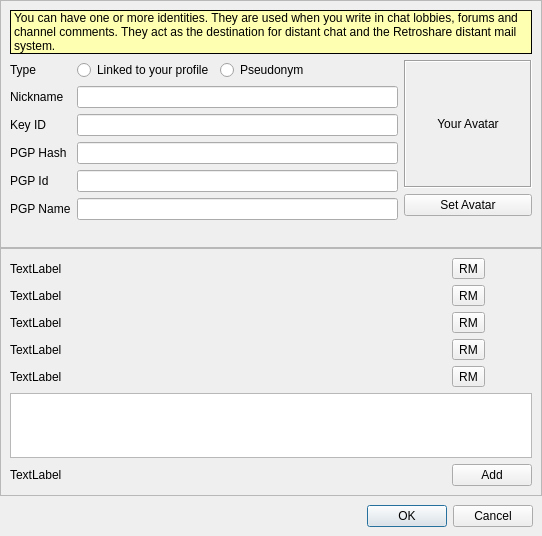
This is retroshare-gui/src/gui/Identity/IdEditDialog.ui in RetroShare/RetroShare as Qt 5 draws it before an edit. The edited form follows.
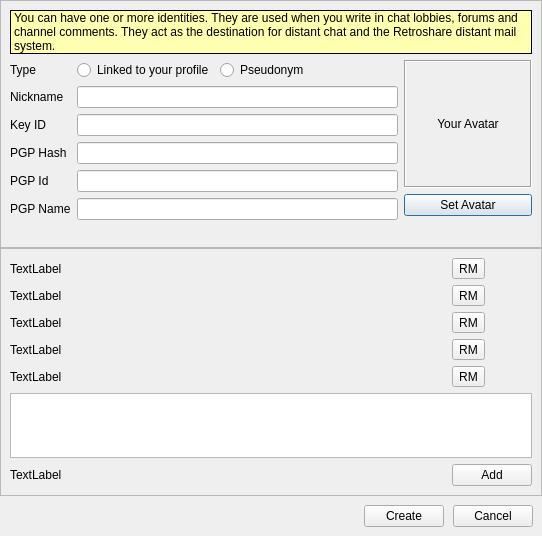
This is the edited form. Icons and pictures are not drawn. Custom widgets are drawn as their Qt base class.

Commit message:
Changed the buttons to use QPushButton which is easier with stylesheets
* Changed the buttons to use QPushButton which is easier with stylesheets
* Use standard strings Create or Post or Update ( not more OK or Send)
*Added default stylesheet colors for Create & Post Buttons

```diff
--- a/retroshare-gui/src/gui/Identity/IdEditDialog.ui
+++ b/retroshare-gui/src/gui/Identity/IdEditDialog.ui
@@ -504,9 +504,16 @@
        </spacer>
       </item>
       <item>
-       <widget class="QDialogButtonBox" name="buttonBox">
-        <property name="standardButtons">
-         <set>QDialogButtonBox::Cancel|QDialogButtonBox::Ok</set>
+       <widget class="QPushButton" name="createButton">
+        <property name="text">
+         <string>Create</string>
+        </property>
+       </widget>
+      </item>
+      <item>
+       <widget class="QPushButton" name="cancelButton">
+        <property name="text">
+         <string>Cancel</string>
         </property>
        </widget>
       </item>
```
Left out of the diff: 3 changed lines with no effect on the pictures. The commit also changes 10 other files.
